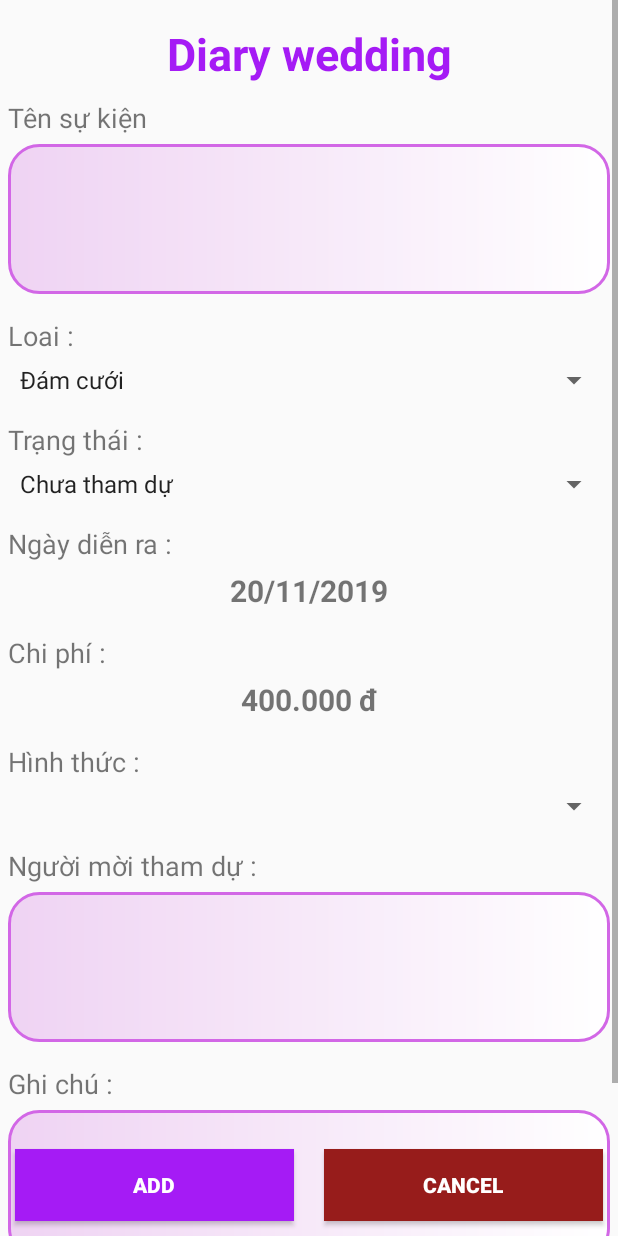
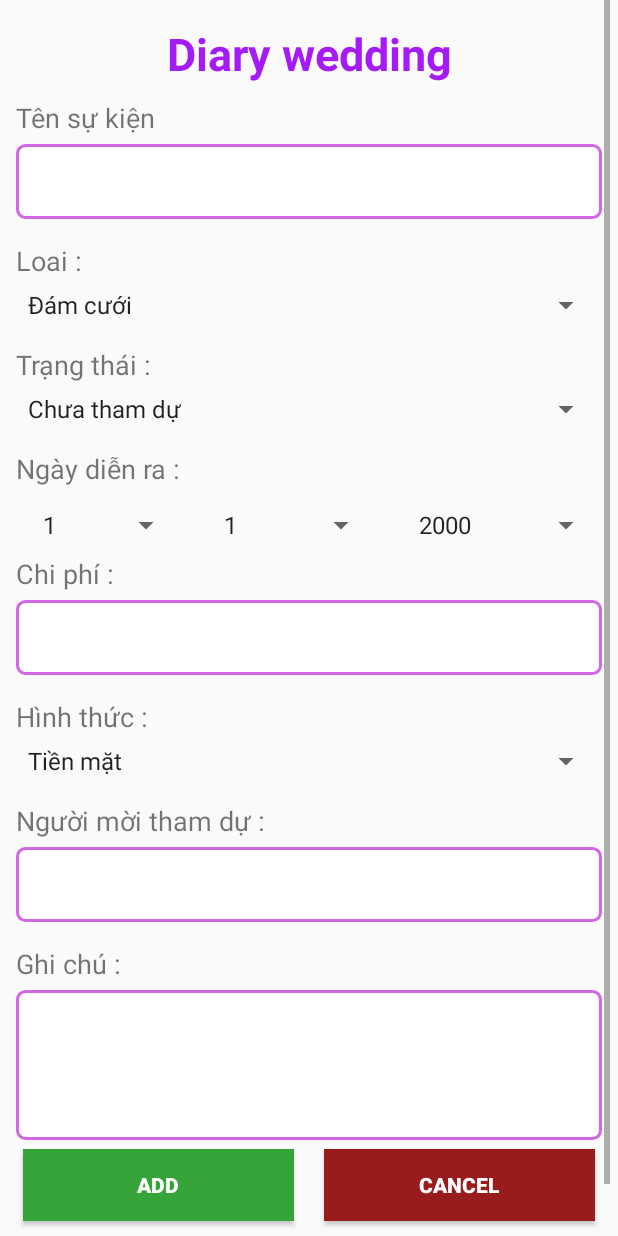
Before and after one commit to duongtricn2c/WeddingManager, an Android app: the fragment FragmentRegistrationParty placed in its activity, on a phone screen of 412 x 824 dp. Run offline under Robolectric (Android 15) with nearby library versions, the phone set to English and light mode, and no system bars; our stand-ins replace Firebase (no records; nobody signed in at launch, a user with empty details on screens opened directly).

Commit message:
write data push firebase

```diff
--- a/app/src/main/java/com/dvtri/weddingmanager/fragment/dirary/FragmentDiaryParty.kt
+++ b/app/src/main/java/com/dvtri/weddingmanager/fragment/dirary/FragmentDiaryParty.kt
@@ -141,7 +141,7 @@ class FragmentDiaryParty() : Fragment(), View.OnClickListener, PartyAdapter.Item
                     "Đã tham dự",
                     "22/08/2019",
                     "Bạn Quyên",
-                    500000,
+                    "500000đ",
                     "Đám cưới",
                     "Chuyển khoản vắng mặt",
                     R.drawable.wedding_couple
@@ -153,7 +153,7 @@ class FragmentDiaryParty() : Fragment(), View.OnClickListener, PartyAdapter.Item
                     "Chưa tham dự",
                     "17/12/2019",
                     "Bạn Hùng",
-                    200000,
+                    "500000đ",
                     "Đám cưới",
                     "Chuyển khoản vắng mặt",
                     R.drawable.birthday_cake
@@ -165,7 +165,7 @@ class FragmentDiaryParty() : Fragment(), View.OnClickListener, PartyAdapter.Item
                     "Đã tham dự",
                     "29/08/2019",
                     "Bạn Trang",
-                    500000,
+                    "500000đ",
                     "Đám cưới",
                     "Chuyển khoản vắng mặt",
                     R.drawable.proposal
@@ -177,7 +177,7 @@ class FragmentDiaryParty() : Fragment(), View.OnClickListener, PartyAdapter.Item
                     "Chưa tham dự",
                     "02/11/2019",
                     "Sếp Trần",
-                    100000,
+                    "500000đ",
                     "Đám cưới",
                     "Chuyển khoản vắng mặt",
                     R.drawable.confetti
@@ -189,7 +189,7 @@ class FragmentDiaryParty() : Fragment(), View.OnClickListener, PartyAdapter.Item
                     "Đã tham dự",
                     "21/08/2019",
                     "Chị Huyền",
-                    500000,
+                    "500000đ",
                     "Đám cưới",
                     "Chuyển khoản vắng mặt",
                     R.drawable.wedding_couple
@@ -201,7 +201,7 @@ class FragmentDiaryParty() : Fragment(), View.OnClickListener, PartyAdapter.Item
                     "Đã tham dự",
                     "22/08/2019",
                     "Bạn Quyên",
-                    500000,
+                    "500000đ",
                     "Đám cưới",
                     "Chuyển khoản vắng mặt",
                     R.drawable.wedding_couple
@@ -213,7 +213,7 @@ class FragmentDiaryParty() : Fragment(), View.OnClickListener, PartyAdapter.Item
                     "Chưa tham dự",
                     "17/12/2019",
                     "Bạn Hùng",
-                    200000,
+                    "500000đ",
                     "Đám cưới",
                     "Chuyển khoản vắng mặt",
                     R.drawable.birthday_cake
@@ -225,7 +225,7 @@ class FragmentDiaryParty() : Fragment(), View.OnClickListener, PartyAdapter.Item
                     "Đã tham dự",
                     "29/08/2019",
                     "Bạn Trang",
-                    500000,
+                    "500000đ",
                     "Đám cưới",
                     "Chuyển khoản vắng mặt",
                     R.drawable.proposal
@@ -237,7 +237,7 @@ class FragmentDiaryParty() : Fragment(), View.OnClickListener, PartyAdapter.Item
                     "Chưa tham dự",
                     "02/11/2019",
                     "Sếp Trần",
-                    100000,
+                    "500000đ",
                     "Đám cưới",
                     "Chuyển khoản vắng mặt",
                     R.drawable.confetti
@@ -249,7 +249,7 @@ class FragmentDiaryParty() : Fragment(), View.OnClickListener, PartyAdapter.Item
                     "Đã tham dự",
                     "21/08/2019",
                     "Chị Huyền",
-                    500000,
+                    "500000đ",
                     "Đám cưới",
                     "Chuyển khoản vắng mặt",
                     R.drawable.wedding_couple
--- a/app/src/main/java/com/dvtri/weddingmanager/fragment/dirary/PartyModel.kt
+++ b/app/src/main/java/com/dvtri/weddingmanager/fragment/dirary/PartyModel.kt
@@ -1,36 +1,13 @@
 package com.dvtri.weddingmanager.fragment.dirary
 
 data class PartyModel(
-    var idUser: String,
-    var partyName: String,
-    var partyStatus: String,
-    var partyDate: String,
-    var partyOwner: String,
-    var partyCost: Long,
-    var partyType: String,
-    var partyDetail: String,
-    var partyImage: Int
-) {
-    var User: String? = null
-    var Name: String? = null
-    var Status: String? = null
-    var Date: String? = null
-    var Owner: String? = null
-    var Cost: Long? = null
-    var Type: String? = null
-    var Detail: String? = null
-    var Image: Int? = null
-
-    init {
-        this.User = idUser
-        this.Name = partyName
-        this.Status = partyStatus
-        this.Date = partyDate
-        this.Owner = partyOwner
-        this.Cost = partyCost
-        this.Type = partyType
-        this.Detail = partyDetail
-        this.Image = partyImage
-    }
-
-}
+    var idUser: String = "",
+    var partyName: String = "",
+    var partyStatus: String = "",
+    var partyDate: String = "",
+    var partyOwner: String = "",
+    var partyCost: String = "",
+    var partyType: String = "",
+    var partyDetail: String = "",
+    var partyImage: Int = 0
+)
--- a/app/src/main/java/com/dvtri/weddingmanager/fragment/dirary/registrationParty/FragmentRegistrationParty.kt
+++ b/app/src/main/java/com/dvtri/weddingmanager/fragment/dirary/registrationParty/FragmentRegistrationParty.kt
@@ -1,6 +1,5 @@
 package com.dvtri.weddingmanager.fragment.dirary.registrationParty
 
-import android.app.Activity
 import android.os.Bundle
 import android.text.TextUtils
 import android.view.LayoutInflater
@@ -28,29 +27,30 @@ class FragmentRegistrationParty : Fragment(), View.OnClickListener {
     private var idParty:String? =null
     private var arrListType: ArrayList<String> = ArrayList<String>()
     private var arrListStatus: ArrayList<String> = ArrayList<String>()
+    private var arrCostType: ArrayList<String> = ArrayList<String>()
+    private var arrListDays: ArrayList<Int> = ArrayList<Int>()
+    private var arrListMonths: ArrayList<Int> = ArrayList<Int>()
+    private var arrListYears: ArrayList<Int> = ArrayList<Int>()
 
 
     override fun onClick(v: View?) {
-        when(v){
-            btnAddParty ->{
-                createParty("chuot01",
-                    "Đám cưới chuột",
-                    "Đã tham dự",
-                    "22/12/2019",
-                    "Con chuột",
-                    700000,
-                "Đám cưới",
-                    "gửi bì",
-                    1)
-//                createParty("tri01",
-//                    edtPartyName.text.toString(),
-//                    spnStatusParty.selectedItem.toString(),
-//                    "11/11/2019",
-//                    edtOwnerParty.text.toString(),
-//                    600000,
-//                    spnTypeParty.selectedItem.toString(),
-//                    edtNoteParty.text.toString(),
-//                    1)
+        when (v) {
+            btnAddParty -> {
+                createParty(
+                    "",
+                    edtPartyName.text.toString(),
+                    spnStatusParty.selectedItem.toString(),
+                    spnDay.selectedItem.toString() + "/" + spnMonth.selectedItem.toString() + "/" + spnYear.selectedItem.toString(),
+                    edtOwnerParty.text.toString(),
+                    edtCostParty.text.toString(),
+                    spnTypeParty.selectedItem.toString(),
+                    edtNoteParty.text.toString(),
+                    1
+                )
+                activity!!.supportFragmentManager.popBackStack("FragmentDiaryParty", 0)
+            }
+            btnCancel ->{
+                activity!!.supportFragmentManager.popBackStack("FragmentDiaryParty", 0)
             }
         }
     }
@@ -68,7 +68,6 @@ class FragmentRegistrationParty : Fragment(), View.OnClickListener {
         initConnect()
         initData()
         initUI()
-
     }
 
     private fun initData() {
@@ -84,6 +83,32 @@ class FragmentRegistrationParty : Fragment(), View.OnClickListener {
             add("Chưa tham dự")
             add("Đã tham dự")
         }
+        arrCostType.run {
+            clear()
+            add("Tiền mặt")
+            add("Gửi hộ (Vắng mặt)")
+            add("Chuyển khoản")
+            add("Quà tặng")
+        }
+        arrListDays.run {
+            clear()
+            for (i in 1..31){
+                add(i)
+            }
+
+        }
+        arrListMonths.run {
+            clear()
+            for (i in 1..12){
+                add(i)
+            }
+        }
+        arrListYears.run {
+            clear()
+            for (i in 2000..2099){
+                add(i)
+            }
+        }
     }
 
     private fun initConnect() {
@@ -95,37 +120,35 @@ class FragmentRegistrationParty : Fragment(), View.OnClickListener {
 
     private fun initUI() {
         btnAddParty.setOnClickListener(this)
-        btnCancel.setOnClickListener {
-            activity!!.supportFragmentManager.popBackStack("FragmentDiaryParty", 0)
-        }
-        val adapterType = ArrayAdapter<String>(
-            this.context as Context,
-            android.R.layout.simple_spinner_item,
-            arrListType
-        )
-        val adapterStatus = ArrayAdapter<String>(
-            this.context as Context,
-            android.R.layout.simple_spinner_item,
-            arrListStatus
-        )
+        btnCancel.setOnClickListener (this)
+        val adapterType = ArrayAdapter<String>(this.context as Context,android.R.layout.simple_spinner_item,arrListType)
+        val adapterStatus = ArrayAdapter<String>(this.context as Context,android.R.layout.simple_spinner_item,arrListStatus)
+        val adapterCostType = ArrayAdapter<String>(this.context as Context,android.R.layout.simple_spinner_item,arrCostType)
+        val adapterDays = ArrayAdapter<Int>(this.context as Context,android.R.layout.simple_spinner_item,arrListDays)
+        val adapterMonths = ArrayAdapter<Int>(this.context as Context,android.R.layout.simple_spinner_item,arrListMonths)
+        val adapterCostYears = ArrayAdapter<Int>(this.context as Context,android.R.layout.simple_spinner_item,arrListYears)
 
         adapterType.setDropDownViewResource(android.R.layout.simple_spinner_dropdown_item)
         adapterStatus.setDropDownViewResource(android.R.layout.simple_spinner_dropdown_item)
+        adapterCostType.setDropDownViewResource(android.R.layout.simple_spinner_dropdown_item)
+        adapterDays.setDropDownViewResource(android.R.layout.simple_spinner_dropdown_item)
+        adapterMonths.setDropDownViewResource(android.R.layout.simple_spinner_dropdown_item)
+        adapterCostYears.setDropDownViewResource(android.R.layout.simple_spinner_dropdown_item)
 
         spnTypeParty.adapter = adapterType
         spnStatusParty.adapter = adapterStatus
-
-
-
+        spnCostType.adapter = adapterCostType
+        spnDay.adapter = adapterDays
+        spnMonth.adapter = adapterMonths
+        spnYear.adapter = adapterCostYears
     }
 
-    private fun createParty(
-        idUser:String,
+    private fun createParty(idUser:String,
         partyName: String,
         partyStatus: String,
         partyDate: String,
         partyOwner: String,
-        partyCost: Long,
+        partyCost: String,
         partyType: String,
         partyDetail: String,
         partyImage: Int
@@ -133,28 +156,21 @@ class FragmentRegistrationParty : Fragment(), View.OnClickListener {
         if (TextUtils.isEmpty(idParty)) {
             idParty = mFirebaseDatabase!!.push().getKey()
         }
-
-        var party = PartyModel(idUser,partyName,
+        val party = PartyModel(idUser,partyName,
             partyStatus,partyDate,
             partyOwner,partyCost,
             partyType,partyDetail,partyImage)
-
         mFirebaseDatabase!!.child(idParty!!).setValue(party)
-
-
 
         mFirebaseDatabase!!.child(idParty!!).addValueEventListener(object : ValueEventListener {
             override fun onDataChange(dataSnapshot: DataSnapshot) {
                 val party = dataSnapshot.getValue(PartyModel::class.java)
-
                 // Check for null
                 if (party == null) {
                     Log.e(TAG, "Party data is null!")
                     return
                 }
-
                 Log.e(TAG, "User data is changed!" + party.partyName + ", " + party.partyCost)
-
             }
 
             override fun onCancelled(error: DatabaseError) {
--- a/app/src/main/java/com/dvtri/weddingmanager/fragment/login/FragmentLogin.kt
+++ b/app/src/main/java/com/dvtri/weddingmanager/fragment/login/FragmentLogin.kt
@@ -60,7 +60,7 @@ class FragmentLogin : Fragment(), View.OnClickListener {
     private fun initUI() {
         imgLoginFB.setOnClickListener(this)
 
-        val timer = object  :CountDownTimer(100,100){
+        val timer = object  :CountDownTimer(200,100){
             override fun onTick(p0: Long) {
             }
 
--- a/app/src/main/res/drawable/bg_edt.xml
+++ b/app/src/main/res/drawable/bg_edt.xml
@@ -1,12 +1,12 @@
 <?xml version="1.0" encoding="utf-8"?>
 <shape xmlns:android="http://schemas.android.com/apk/res/android">
     <corners
-        android:radius="@dimen/dp_20"/>
+        android:radius="@dimen/dp_5"/>
     <stroke
         android:width="2dp"
         android:color="#D267E6"/>
     <gradient
-        android:startColor="#EFD3F3"
+        android:startColor="#FFF"
         android:endColor="#FFF"/>
 
 </shape>
--- a/app/src/main/res/layout/fragment_registration_party.xml
+++ b/app/src/main/res/layout/fragment_registration_party.xml
@@ -3,6 +3,8 @@
     xmlns:tools="http://schemas.android.com/tools"
     android:layout_width="match_parent"
     android:layout_height="match_parent"
+    android:layout_marginLeft="@dimen/dp_5"
+    android:layout_marginRight="@dimen/dp_5"
     android:orientation="vertical">
 
     <ScrollView
@@ -34,14 +36,16 @@
                 android:textSize="@dimen/sp_18" />
 
             <EditText
+                android:paddingLeft="@dimen/dp_10"
                 android:id="@+id/edtPartyName"
                 android:layout_width="match_parent"
-                android:layout_height="@dimen/dp_100"
+                android:layout_height="@dimen/dp_50"
+                android:layout_marginBottom="@dimen/dp_15"
                 android:background="@drawable/bg_edt"
+                android:importantForAutofill="no"
                 android:inputType="text"
-                android:importantForAutofill="no"
-                tools:ignore="LabelFor"
-                android:layout_marginBottom="@dimen/dp_15"/>
+                tools:ignore="LabelFor,RtlSymmetry"
+                android:paddingStart="@dimen/dp_10" />
 
             <TextView
                 android:layout_width="match_parent"
@@ -54,7 +58,8 @@
                 android:id="@+id/spnTypeParty"
                 android:layout_width="match_parent"
                 android:layout_height="wrap_content"
-                android:layout_marginBottom="@dimen/dp_15"/>
+                android:layout_marginBottom="@dimen/dp_15"
+                android:gravity="center" />
 
             <TextView
                 android:layout_width="match_parent"
@@ -67,7 +72,8 @@
                 android:id="@+id/spnStatusParty"
                 android:layout_width="match_parent"
                 android:layout_height="wrap_content"
-                android:layout_marginBottom="@dimen/dp_15"/>
+                android:layout_marginBottom="@dimen/dp_15"
+                android:gravity="center" />
 
             <TextView
                 android:layout_width="match_parent"
@@ -76,15 +82,39 @@
                 android:text="@string/party_date_start"
                 android:textSize="@dimen/sp_18" />
 
-            <TextView
-                android:textAlignment="center"
-                android:text="20/11/2019"
-                android:id="@+id/tvDateChoose"
-                android:textStyle="bold"
-                android:textSize="@dimen/sp_20"
-                android:layout_marginBottom="@dimen/dp_15"
+            <LinearLayout
+                android:orientation="horizontal"
                 android:layout_width="match_parent"
-                android:layout_height="wrap_content"/>
+                android:layout_height="@dimen/dp_40"
+                tools:ignore="UselessLeaf">
+                <Spinner
+                    android:layout_marginRight="@dimen/dp_20"
+                    android:layout_weight="1"
+                    android:id="@+id/spnDay"
+                    android:paddingStart="@dimen/dp_10"
+                    android:layout_width="match_parent"
+                    android:layout_height="match_parent"
+                    android:gravity="center"
+                    android:layout_marginEnd="@dimen/dp_20"
+                    android:paddingLeft="@dimen/dp_10"
+                    tools:ignore="RtlSymmetry" />
+                <Spinner
+                    android:layout_marginRight="@dimen/dp_20"
+                    android:layout_weight="1"
+                    android:id="@+id/spnMonth"
+                    android:layout_width="match_parent"
+                    android:layout_height="match_parent"
+                    android:gravity="center"
+                    android:layout_marginEnd="@dimen/dp_20" />
+                <Spinner
+                    android:layout_weight="1"
+                    android:id="@+id/spnYear"
+                    android:layout_width="match_parent"
+                    android:layout_height="match_parent"
+                    android:gravity="center" />
+
+
+            </LinearLayout>
 
             <TextView
                 android:layout_width="match_parent"
@@ -93,15 +123,18 @@
                 android:text="@string/cost"
                 android:textSize="@dimen/sp_18" />
 
-            <TextView
-                android:textAlignment="center"
-                android:text="400.000 đ"
-                android:id="@+id/tvCostParty"
-                android:textStyle="bold"
-                android:textSize="@dimen/sp_20"
+            <EditText
+                android:paddingLeft="@dimen/dp_10"
+                android:id="@+id/edtCostParty"
+                android:layout_width="match_parent"
+                android:layout_height="@dimen/dp_50"
                 android:layout_marginBottom="@dimen/dp_15"
-                android:layout_width="match_parent"
-                android:layout_height="wrap_content"/>
+                android:background="@drawable/bg_edt"
+                android:importantForAutofill="no"
+                android:inputType="text"
+                tools:ignore="LabelFor,RtlSymmetry"
+                android:paddingStart="@dimen/dp_10" />
+
             <TextView
                 android:layout_width="match_parent"
                 android:layout_height="wrap_content"
@@ -110,10 +143,12 @@
                 android:textSize="@dimen/sp_18" />
 
             <Spinner
-                android:id="@+id/spnHinhThuc"
+                android:id="@+id/spnCostType"
                 android:layout_width="match_parent"
                 android:layout_height="wrap_content"
-                android:layout_marginBottom="@dimen/dp_15"/>
+                android:layout_marginBottom="@dimen/dp_15"
+                android:gravity="center" />
+
             <TextView
                 android:layout_width="match_parent"
                 android:layout_height="wrap_content"
@@ -122,14 +157,16 @@
                 android:textSize="@dimen/sp_18" />
 
             <EditText
+                android:paddingLeft="@dimen/dp_10"
                 android:id="@+id/edtOwnerParty"
                 android:layout_width="match_parent"
-                android:layout_height="@dimen/dp_100"
+                android:layout_height="@dimen/dp_50"
+                android:layout_marginBottom="@dimen/dp_15"
                 android:background="@drawable/bg_edt"
+                android:importantForAutofill="no"
                 android:inputType="text"
-                android:importantForAutofill="no"
-                tools:ignore="LabelFor"
-                android:layout_marginBottom="@dimen/dp_15"/>
+                tools:ignore="LabelFor,RtlSymmetry"
+                android:paddingStart="@dimen/dp_10" />
 
             <TextView
                 android:layout_width="match_parent"
@@ -139,47 +176,49 @@
                 android:textSize="@dimen/sp_18" />
 
             <EditText
+                android:paddingLeft="@dimen/dp_10"
                 android:id="@+id/edtNoteParty"
                 android:layout_width="match_parent"
                 android:layout_height="@dimen/dp_100"
+                android:layout_marginBottom="@dimen/dp_100"
                 android:background="@drawable/bg_edt"
+                android:importantForAutofill="no"
                 android:inputType="text"
-                android:importantForAutofill="no"
-                tools:ignore="LabelFor"
-                android:layout_marginBottom="@dimen/dp_100"/>
+                tools:ignore="LabelFor,RtlSymmetry"
+                android:paddingStart="@dimen/dp_10" />
 
         </LinearLayout>
 
     </ScrollView>
 
     <LinearLayout
-        android:layout_alignParentBottom="true"
         android:layout_width="match_parent"
         android:layout_height="wrap_content"
+        android:layout_alignParentBottom="true"
         android:orientation="horizontal">
 
         <Button
-            android:textStyle="bold"
-            android:textColor="@color/colorWhite"
-            android:background="@color/colorPurple"
-            android:text="ADD"
             android:id="@+id/btnAddParty"
             android:layout_width="match_parent"
             android:layout_height="match_parent"
             android:layout_margin="@dimen/dp_10"
             android:layout_weight="1"
+            android:background="@color/colorMoneyNomal"
+            android:text="@string/add"
+            android:textColor="@color/colorWhite"
+            android:textStyle="bold"
             tools:ignore="ButtonStyle" />
 
         <Button
-            android:background="@color/colorMoneyLow"
-            android:textStyle="bold"
-            android:textColor="@color/colorWhite"
-            android:text="Cancel"
             android:id="@+id/btnCancel"
             android:layout_width="match_parent"
             android:layout_height="match_parent"
             android:layout_margin="@dimen/dp_10"
             android:layout_weight="1"
+            android:background="@color/colorMoneyLow"
+            android:text="@string/cancel"
+            android:textColor="@color/colorWhite"
+            android:textStyle="bold"
             tools:ignore="ButtonStyle" />
 
     </LinearLayout>
--- a/app/src/main/res/values/strings.xml
+++ b/app/src/main/res/values/strings.xml
@@ -25,4 +25,6 @@
     <string name="owner_party">Người mời tham dự :</string>
     <string name="cost_type">Hình thức :</string>
     <string name="note_party">Ghi chú :</string>
+    <string name="add">ADD</string>
+    <string name="cancel">Cancel</string>
 </resources>
```
